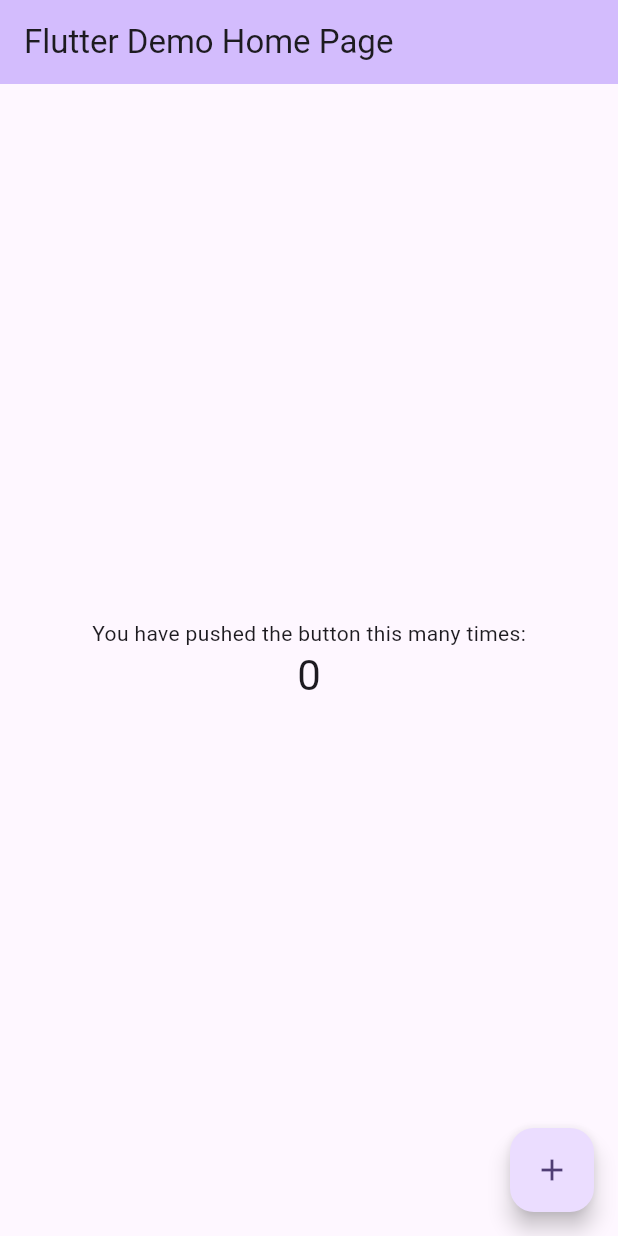
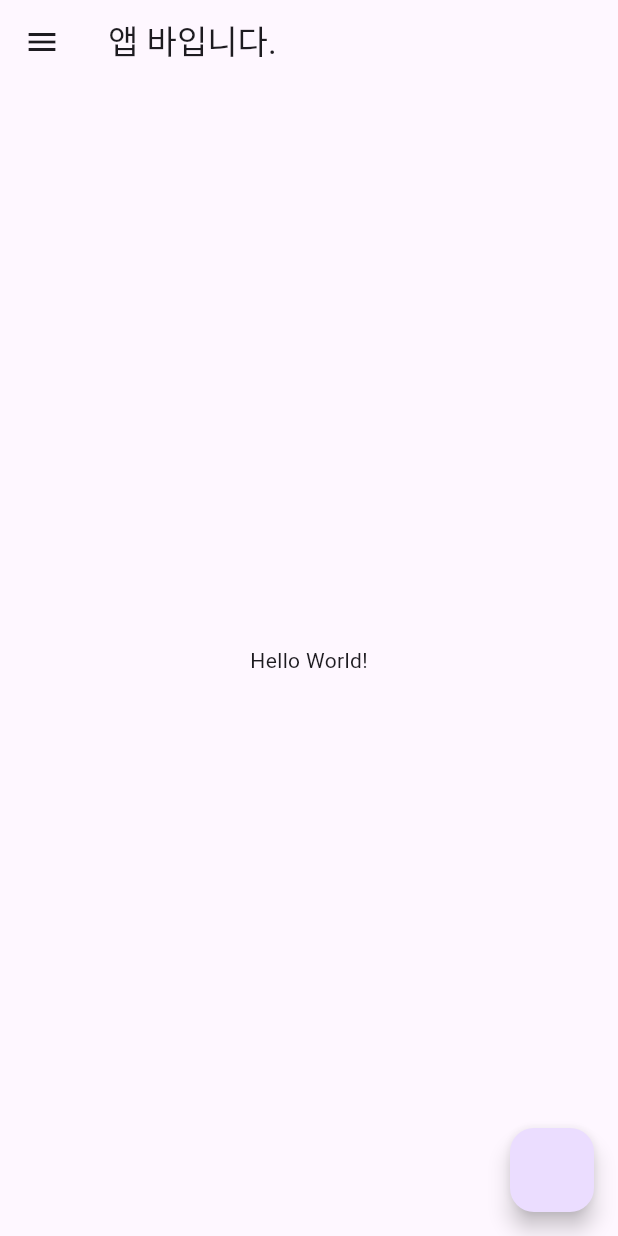
Before and after one commit to Likeine/Flutter_app_all, a Flutter app: the screen it shows after launch, on a phone screen of 412 x 824 dp. Run offline on Flutter 3.47's test engine with Material 3 defaults, Android fonts, the phone set to English and light mode, and no system bars.

Commit message:
앱 바, 메뉴, 상호작용 버튼 추가

```diff
--- a/lib/main.dart
+++ b/lib/main.dart
@@ -1,4 +1,5 @@
 import 'package:flutter/material.dart';
+import 'package:flutter_example/main.dart';
 
 //commit Test
 
@@ -10,119 +11,54 @@ void main() {
 class MyApp extends StatelessWidget {
   const MyApp({super.key});
 
-  // This widget is the root of your application.
   @override
   Widget build(BuildContext context) {
     return MaterialApp(
       title: 'Flutter Demo',
       theme: ThemeData(
-        // This is the theme of your application.
-        //
-        // TRY THIS: Try running your application with "flutter run". You'll see
-        // the application has a purple toolbar. Then, without quitting the app,
-        // try changing the seedColor in the colorScheme below to Colors.green
-        // and then invoke "hot reload" (save your changes or press the "hot
-        // reload" button in a Flutter-supported IDE, or press "r" if you used
-        // the command line to start the app).
-        //
-        // Notice that the counter didn't reset back to zero; the application
-        // state is not lost during the reload. To reset the state, use hot
-        // restart instead.
-        //
-        // This works for code too, not just values: Most code changes can be
-        // tested with just a hot reload.
-        colorScheme: ColorScheme.fromSeed(seedColor: Colors.deepPurple),
-        useMaterial3: true,
+          colorScheme: ColorScheme.fromSeed(seedColor: Colors.deepPurple),
+          useMaterial3: true
       ),
-      home: const MyHomePage(title: 'Flutter Demo Home Page'),
+      home: const MyHomePage(),
     );
   }
 }
 
-class MyHomePage extends StatefulWidget {
-  const MyHomePage({super.key, required this.title});
 
-  // This widget is the home page of your application. It is stateful, meaning
-  // that it has a State object (defined below) that contains fields that affect
-  // how it looks.
 
-  // This class is the configuration for the state. It holds the values (in this
-  // case the title) provided by the parent (in this case the App widget) and
-  // used by the build method of the State. Fields in a Widget subclass are
-  // always marked "final".
-
-  final String title;
+class MyHomePage extends StatelessWidget
+{
+  const MyHomePage({super.key});
 
   @override
-  State<MyHomePage> createState() => _MyHomePageState();
-}
-
-class _MyHomePageState extends State<MyHomePage> {
-  int _counter = 0;
-
-  void _incrementCounter() {
-    setState(() {
-      // This call to setState tells the Flutter framework that something has
-      // changed in this State, which causes it to rerun the build method below
-      // so that the display can reflect the updated values. If we changed
-      // _counter without calling setState(), then the build method would not be
-      // called again, and so nothing would appear to happen.
-      _counter++;
-    });
-  }
-
-  @override
-  Widget build(BuildContext context) {
-    // This method is rerun every time setState is called, for instance as done
-    // by the _incrementCounter method above.
-    //
-    // The Flutter framework has been optimized to make rerunning build methods
-    // fast, so that you can just rebuild anything that needs updating rather
-    // than having to individually change instances of widgets.
+  Widget build(BuildContext context)
+  {
     return Scaffold(
       appBar: AppBar(
-        // TRY THIS: Try changing the color here to a specific color (to
-        // Colors.amber, perhaps?) and trigger a hot reload to see the AppBar
-        // change color while the other colors stay the same.
-        backgroundColor: Theme.of(context).colorScheme.inversePrimary,
-        // Here we take the value from the MyHomePage object that was created by
-        // the App.build method, and use it to set our appbar title.
-        title: Text(widget.title),
+        title: const Text("앱 바입니다."),
       ),
-      body: Center(
-        // Center is a layout widget. It takes a single child and positions it
-        // in the middle of the parent.
-        child: Column(
-          // Column is also a layout widget. It takes a list of children and
-          // arranges them vertically. By default, it sizes itself to fit its
-          // children horizontally, and tries to be as tall as its parent.
-          //
-          // Column has various properties to control how it sizes itself and
-          // how it positions its children. Here we use mainAxisAlignment to
-          // center the children vertically; the main axis here is the vertical
-          // axis because Columns are vertical (the cross axis would be
-          // horizontal).
-          //
-          // TRY THIS: Invoke "debug painting" (choose the "Toggle Debug Paint"
-          // action in the IDE, or press "p" in the console), to see the
-          // wireframe for each widget.
-          mainAxisAlignment: MainAxisAlignment.center,
-          children: <Widget>[
-            const Text(
-              'You have pushed the button this many times:',
+      drawer: Drawer(
+        child: ListView(
+          padding: EdgeInsets.zero,
+          children: const <Widget>[
+            ListTile(
+              title: Text("Menu 1"),
             ),
-            Text(
-              '$_counter',
-              style: Theme.of(context).textTheme.headlineMedium,
-            ),
+            DrawerHeader(
+              decoration: BoxDecoration(
+                color: Colors.blue,
+              ),
+            child: Text("Drawer Header Part")
+            )
           ],
         ),
       ),
+      body: const Center(
+        child: Text("Hello World!"),
+      ),
       floatingActionButton: FloatingActionButton(
-        onPressed: _incrementCounter,
-        tooltip: 'Increment',
-        child: const Icon(Icons.add),
-      ), // This trailing comma makes auto-formatting nicer for build methods.
+        onPressed: () => print("click start"),
+      ),
     );
   }
 }
```
